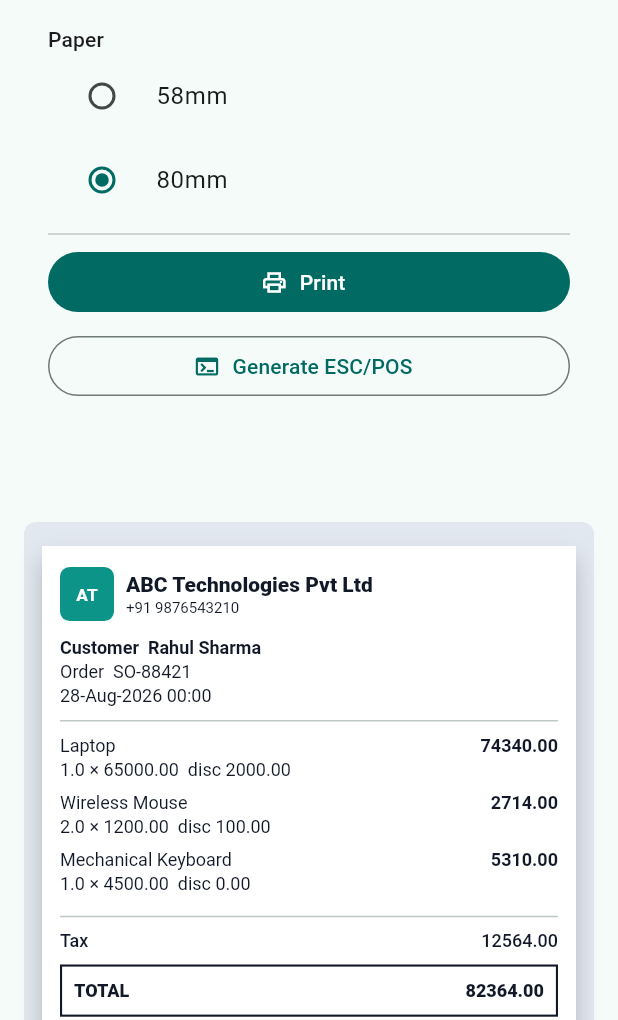
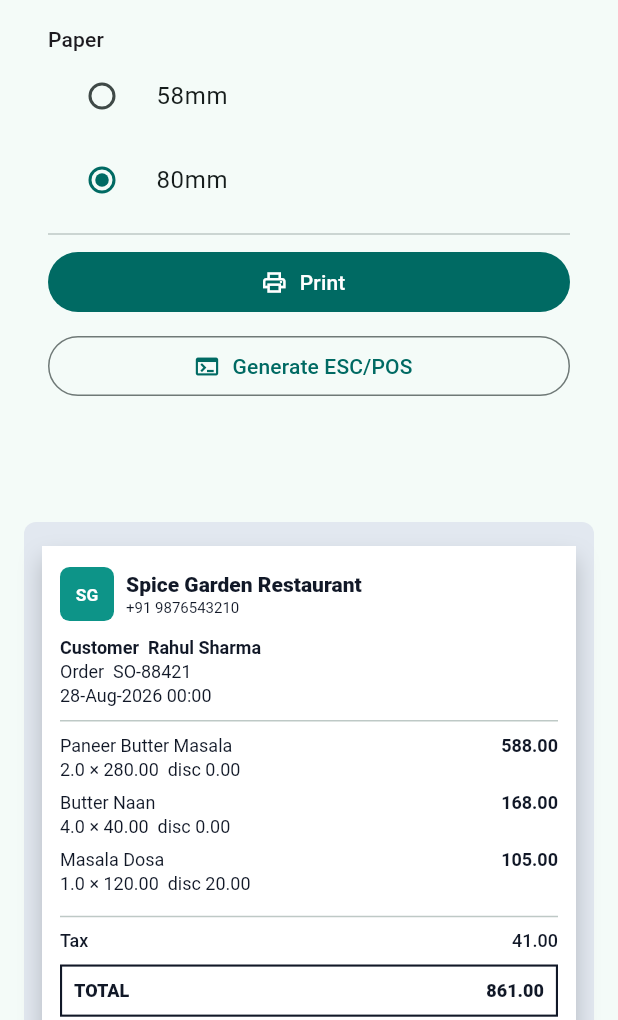
Before and after one commit to Vikashkp9030/template, a Flutter app: the ThermalGalleryPage screen opened by its route, after a tap on "POS Modern", on a phone screen of 412 x 824 dp, the part 216-1236 px from its top. Run offline on Flutter 3.47's test engine with Material 3 defaults, Android fonts, the phone set to English and light mode, and no system bars; our stand-ins replace file_picker, flutter_riverpod, go_router, pdf, printing, qr_flutter and 1 more.

Commit message:
add model

```diff
--- a/lib/core/helpers/invoice_calculator.dart
+++ b/lib/core/helpers/invoice_calculator.dart
@@ -34,19 +34,28 @@ class InvoiceCalculator {
         );
       }
       final gross = item.quantity * item.unitPrice;
-      if (item.discount > gross) {
+      final discount = item.discountAmount;
+      if (discount > gross) {
         throw InvoiceValidationException(
           'Discount exceeds line amount for ${item.sku}.',
         );
       }
-      final discountedAmount = gross - item.discount;
-      final taxAmount = discountedAmount * item.taxRate / 100;
-      final lineTotal = discountedAmount + taxAmount;
+      final discountedAmount = gross - discount;
+      late final double taxAmount;
+      late final double lineTotal;
+      if (invoice.taxInclusive && item.taxRate > 0) {
+        final taxable = discountedAmount / (1 + item.taxRate / 100);
+        taxAmount = discountedAmount - taxable;
+        lineTotal = discountedAmount;
+      } else {
+        taxAmount = discountedAmount * item.taxRate / 100;
+        lineTotal = discountedAmount + taxAmount;
+      }
       lines.add(
         LineComputation(
           item: item,
           gross: gross,
-          discount: item.discount,
+          discount: discount,
           discountedAmount: discountedAmount,
           taxAmount: taxAmount,
           lineTotal: lineTotal,
@@ -55,9 +64,12 @@ class InvoiceCalculator {
     }
 
     final subtotal = lines.fold<double>(0, (s, l) => s + l.gross);
-    final discount = lines.fold<double>(0, (s, l) => s + l.discount);
+    final discount =
+        lines.fold<double>(0, (s, l) => s + l.discount) + invoice.headerDiscount;
     final tax = lines.fold<double>(0, (s, l) => s + l.taxAmount);
-    final grandTotal = subtotal - discount + tax;
+    final linesTotal = lines.fold<double>(0, (s, l) => s + l.lineTotal);
+    final grandTotal =
+        linesTotal - invoice.headerDiscount + invoice.otherCharges + invoice.roundOff;
     final paid = invoice.payment.paidAmount;
     final balance = grandTotal - paid;
 
--- a/lib/data/dummy/dummy_invoice_data.dart
+++ b/lib/data/dummy/dummy_invoice_data.dart
@@ -5,14 +5,15 @@ import '../../models/invoice/invoice_item_model.dart';
 import '../../models/invoice/invoice_model.dart';
 import '../../models/invoice/payment_model.dart';
 
+/// Dummy document shaped like a POS / ERP sales invoice (INR, GST India).
 class DummyInvoiceData {
   static InvoiceModel invoice() {
     const company = CompanyModel(
-      name: 'ABC Technologies Pvt Ltd',
-      gstin: '36ABCDE1234F1Z5',
+      name: 'Spice Garden Restaurant',
+      gstin: '36AABCU9603R1ZX',
       phone: '+91 9876543210',
-      email: 'billing@abctech.com',
-      website: 'https://abctech.com',
+      email: 'accounts@spicegarden.in',
+      website: 'https://spicegarden.in',
       address: AddressModel(
         line1: 'Plot 12, HITEC City',
         line2: 'Madhapur',
@@ -45,6 +46,8 @@ class DummyInvoiceData {
     );
 
     return InvoiceModel(
+      documentTitle: 'TAX INVOICE',
+      numberLabel: 'Invoice #',
       number: 'INV-2026-001',
       date: DateTime(2026, 8, 28),
       dueDate: DateTime(2026, 9, 5),
@@ -53,53 +56,59 @@ class DummyInvoiceData {
       customer: customer,
       salesperson: 'Anita Reddy',
       warehouse: 'HYD-WH-01',
+      branch: 'Madhapur',
       cashier: 'Admin',
       orderNumber: 'SO-88421',
       placeOfSupply: 'Telangana (36)',
       reverseCharge: false,
       taxRegime: TaxRegime.gstIndia,
       interState: false,
+      taxInclusive: false,
       terms: 'Payment due within 7 days. Goods once sold cannot be returned.',
       notes: 'Thank you for your business.',
+      customerNotes: 'Please pack extra chutney.',
       bank: const BankDetails(
         bankName: 'HDFC Bank',
-        accountName: 'ABC Technologies Pvt Ltd',
+        accountName: 'Spice Garden Restaurant',
         accountNumber: '50200011223344',
         ifsc: 'HDFC0001234',
-        upi: 'abctech@hdfcbank',
+        upi: 'spicegarden@hdfcbank',
       ),
       payment: const PaymentInfo(
         method: 'UPI',
         status: 'partial',
-        paidAmount: 50000,
+        paidAmount: 500,
       ),
       items: const [
         InvoiceItemModel(
-          sku: 'LAP-001',
-          name: 'Laptop',
-          hsnSac: '8471',
-          quantity: 1,
-          unitPrice: 65000,
-          discount: 2000,
-          taxRate: 18,
+          sku: 'ITM-PBM',
+          name: 'Paneer Butter Masala',
+          hsnSac: '996331',
+          quantity: 2,
+          unit: 'NOS',
+          unitPrice: 280,
+          discount: 0,
+          taxRate: 5,
         ),
         InvoiceItemModel(
-          sku: 'MOU-001',
-          name: 'Wireless Mouse',
-          hsnSac: '8471',
-          quantity: 2,
-          unitPrice: 1200,
-          discount: 100,
-          taxRate: 18,
+          sku: 'ITM-NAAN',
+          name: 'Butter Naan',
+          hsnSac: '996331',
+          quantity: 4,
+          unit: 'NOS',
+          unitPrice: 40,
+          discount: 0,
+          taxRate: 5,
         ),
         InvoiceItemModel(
-          sku: 'KBD-002',
-          name: 'Mechanical Keyboard',
-          hsnSac: '8471',
+          sku: 'ITM-DOSA',
+          name: 'Masala Dosa',
+          hsnSac: '996331',
           quantity: 1,
-          unitPrice: 4500,
-          discount: 0,
-          taxRate: 18,
+          unit: 'NOS',
+          unitPrice: 120,
+          discount: 20,
+          taxRate: 5,
         ),
       ],
     );
--- a/lib/features/printing/pdf_service.dart
+++ b/lib/features/printing/pdf_service.dart
@@ -48,7 +48,7 @@ class PdfService {
                     color: accent,
                   ),
                 ),
-                pw.Text('${template.title} · ${invoice.number}'),
+                pw.Text('${invoice.documentTitle} · ${invoice.number}'),
               ],
             ),
           ),
--- a/lib/features/thermal_templates/templates/thermal_template_01.dart
+++ b/lib/features/thermal_templates/templates/thermal_template_01.dart
@@ -41,7 +41,8 @@ class ClassicThermalTemplate implements ThermalTemplate {
           ),
           child: Padding(
             padding: const EdgeInsets.fromLTRB(10, 16, 10, 20),
-            child: Column(
+            child: SingleChildScrollView(
+              child: Column(
               crossAxisAlignment: CrossAxisAlignment.stretch,
               children: [
                 Text(
@@ -122,6 +123,7 @@ class ClassicThermalTemplate implements ThermalTemplate {
                 const Text('Visit Again', textAlign: TextAlign.center),
               ],
             ),
+            ),
           ),
         ),
       ),
--- a/lib/models/invoice/address_model.dart
+++ b/lib/models/invoice/address_model.dart
@@ -2,10 +2,10 @@ class AddressModel {
   const AddressModel({
     required this.line1,
     this.line2,
-    required this.city,
-    required this.state,
-    required this.country,
-    required this.pincode,
+    this.city = '',
+    this.state = '',
+    this.country = 'India',
+    this.pincode = '',
   });
 
   final String line1;
@@ -19,18 +19,24 @@ class AddressModel {
     final parts = [
       line1,
       if (line2 != null && line2!.isNotEmpty) line2,
-      city,
-      state,
-      country,
-      pincode,
+      if (city.isNotEmpty) city,
+      if (state.isNotEmpty) state,
+      if (country.isNotEmpty) country,
+      if (pincode.isNotEmpty) pincode,
     ];
     return parts.join(', ');
   }
 
-  List<String> get lines => [
-    line1,
-    if (line2 != null && line2!.isNotEmpty) line2!,
-    '$city, $state $pincode',
-    country,
-  ];
+  List<String> get lines {
+    return [
+      line1,
+      if (line2 != null && line2!.isNotEmpty) line2!,
+      [
+        if (city.isNotEmpty) city,
+        if (state.isNotEmpty) state,
+        if (pincode.isNotEmpty) pincode,
+      ].join(', '),
+      if (country.isNotEmpty) country,
+    ].where((e) => e.trim().isNotEmpty).toList();
+  }
 }
--- a/lib/models/invoice/invoice_item_model.dart
+++ b/lib/models/invoice/invoice_item_model.dart
@@ -7,7 +7,10 @@ class InvoiceItemModel {
     this.hsnSac,
     this.unit = 'NOS',
     this.discount = 0,
+    this.discountType = 'AMOUNT',
     this.taxRate = 0,
+    this.freeQuantity = 0,
+    this.description,
   });
 
   final String sku;
@@ -16,8 +19,21 @@ class InvoiceItemModel {
   final double quantity;
   final String unit;
   final double unitPrice;
+
+  /// Line discount. Interpreted with [discountType]:
+  /// `AMOUNT` = total rupees off the line; `PERCENT` = % of qty × rate.
   final double discount;
+  final String discountType;
   final double taxRate;
+  final double freeQuantity;
+  final String? description;
 
   double get gross => quantity * unitPrice;
+
+  double get discountAmount {
+    if (discountType.toUpperCase() == 'PERCENT') {
+      return gross * discount / 100;
+    }
+    return discount;
+  }
 }
--- a/lib/models/invoice/invoice_model.dart
+++ b/lib/models/invoice/invoice_model.dart
@@ -14,20 +14,31 @@ class InvoiceModel {
     required this.customer,
     required this.items,
     required this.payment,
+    this.documentTitle = 'TAX INVOICE',
+    this.numberLabel = 'Invoice #',
     this.dueDate,
     this.orderNumber,
     this.salesperson,
     this.warehouse,
+    this.branch,
     this.cashier,
     this.placeOfSupply,
     this.reverseCharge = false,
     this.taxRegime = TaxRegime.gstIndia,
     this.interState = false,
+    this.taxInclusive = false,
+    this.otherCharges = 0,
+    this.roundOff = 0,
+    this.headerDiscount = 0,
     this.terms,
     this.notes,
+    this.customerNotes,
     this.bank,
   });
 
+  /// Printed heading — e.g. TAX INVOICE, QUOTATION, SALES ORDER, DELIVERY CHALLAN.
+  final String documentTitle;
+  final String numberLabel;
   final String number;
   final DateTime date;
   final DateTime? dueDate;
@@ -39,16 +50,24 @@ class InvoiceModel {
   final String? orderNumber;
   final String? salesperson;
   final String? warehouse;
+  final String? branch;
   final String? cashier;
   final String? placeOfSupply;
   final bool reverseCharge;
   final TaxRegime taxRegime;
   final bool interState;
+  final bool taxInclusive;
+  final double otherCharges;
+  final double roundOff;
+  final double headerDiscount;
   final String? terms;
   final String? notes;
+  final String? customerNotes;
   final BankDetails? bank;
 
   InvoiceModel copyWith({
+    String? documentTitle,
+    String? numberLabel,
     String? number,
     DateTime? date,
     DateTime? dueDate,
@@ -60,16 +79,24 @@ class InvoiceModel {
     String? orderNumber,
     String? salesperson,
     String? warehouse,
+    String? branch,
     String? cashier,
     String? placeOfSupply,
     bool? reverseCharge,
     TaxRegime? taxRegime,
     bool? interState,
+    bool? taxInclusive,
+    double? otherCharges,
+    double? roundOff,
+    double? headerDiscount,
     String? terms,
     String? notes,
+    String? customerNotes,
     BankDetails? bank,
   }) {
     return InvoiceModel(
+      documentTitle: documentTitle ?? this.documentTitle,
+      numberLabel: numberLabel ?? this.numberLabel,
       number: number ?? this.number,
       date: date ?? this.date,
       dueDate: dueDate ?? this.dueDate,
@@ -81,13 +108,19 @@ class InvoiceModel {
       orderNumber: orderNumber ?? this.orderNumber,
       salesperson: salesperson ?? this.salesperson,
       warehouse: warehouse ?? this.warehouse,
+      branch: branch ?? this.branch,
       cashier: cashier ?? this.cashier,
       placeOfSupply: placeOfSupply ?? this.placeOfSupply,
       reverseCharge: reverseCharge ?? this.reverseCharge,
       taxRegime: taxRegime ?? this.taxRegime,
       interState: interState ?? this.interState,
+      taxInclusive: taxInclusive ?? this.taxInclusive,
+      otherCharges: otherCharges ?? this.otherCharges,
+      roundOff: roundOff ?? this.roundOff,
+      headerDiscount: headerDiscount ?? this.headerDiscount,
       terms: terms ?? this.terms,
       notes: notes ?? this.notes,
+      customerNotes: customerNotes ?? this.customerNotes,
       bank: bank ?? this.bank,
     );
   }
```
Also changed, not shown: assets/sample_erp.yaml (+21 -18 lines), assets/sample_invoice.yaml (+35 -29 lines), assets/sample_pos.yaml (+15 -10 lines), lib/data/dummy/dummy_erp_data.dart (+21 -18 lines), lib/data/dummy/dummy_pos_data.dart (+16 -10 lines), lib/data/yaml/yaml_parser.dart (+18 -4 lines), lib/features/invoice_templates/templates/invoice_template_01.dart (+4 -4 lines), lib/features/invoice_templates/templates/invoice_template_03.dart (+4 -4 lines), lib/features/invoice_templates/templates/invoice_template_05.dart (+5 -5 lines), pubspec.yaml (+5 -5 lines), pubspec.lock, 2 other files.
